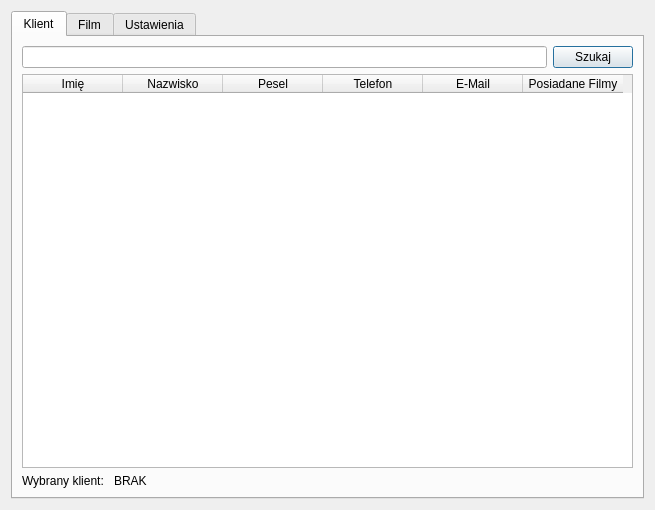
Before: the Qt Designer form addborrowdialog.ui in maciej-umanski/Wypozyczalnia_Filmow_PC2_QT, drawn with Qt 5.
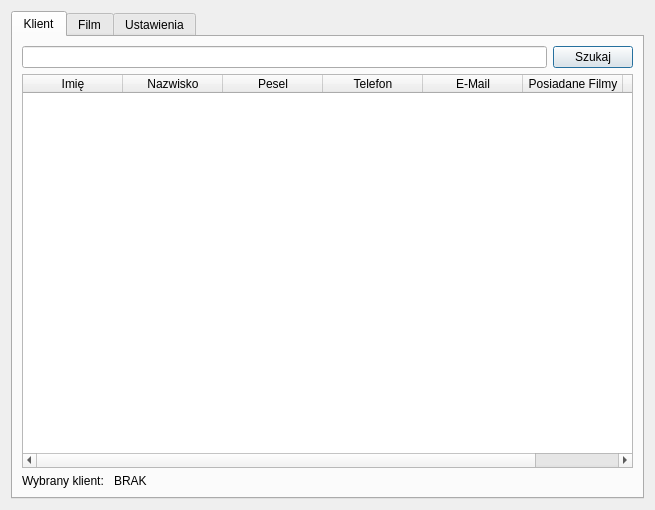
After: the same form once the commit is applied.

```diff
--- a/addborrowdialog.ui
+++ b/addborrowdialog.ui
@@ -52,6 +52,9 @@
          <property name="selectionBehavior">
           <enum>QAbstractItemView::SelectRows</enum>
          </property>
+         <property name="sortingEnabled">
+          <bool>true</bool>
+         </property>
          <property name="rowCount">
           <number>0</number>
          </property>
@@ -88,6 +91,11 @@
            <string>Posiadane Filmy</string>
           </property>
          </column>
+         <column>
+          <property name="text">
+           <string>ID_KLIENTA</string>
+          </property>
+         </column>
         </widget>
        </item>
        <item>
```
Left out of the diff: 8 changed lines with no effect on the pictures.
